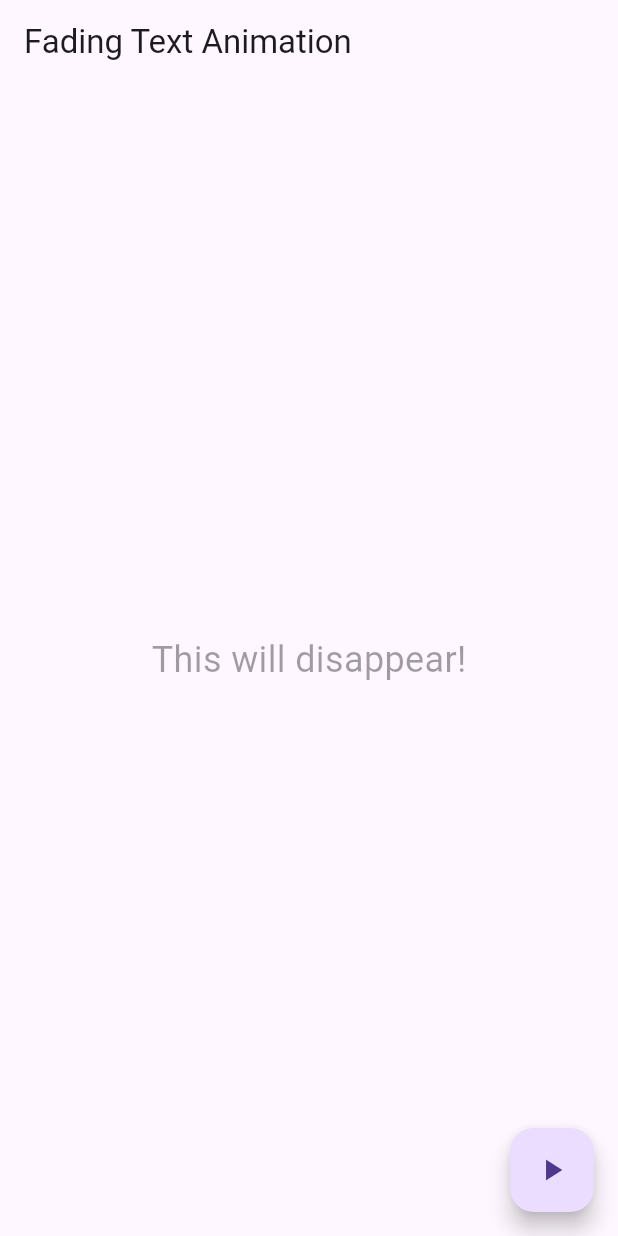
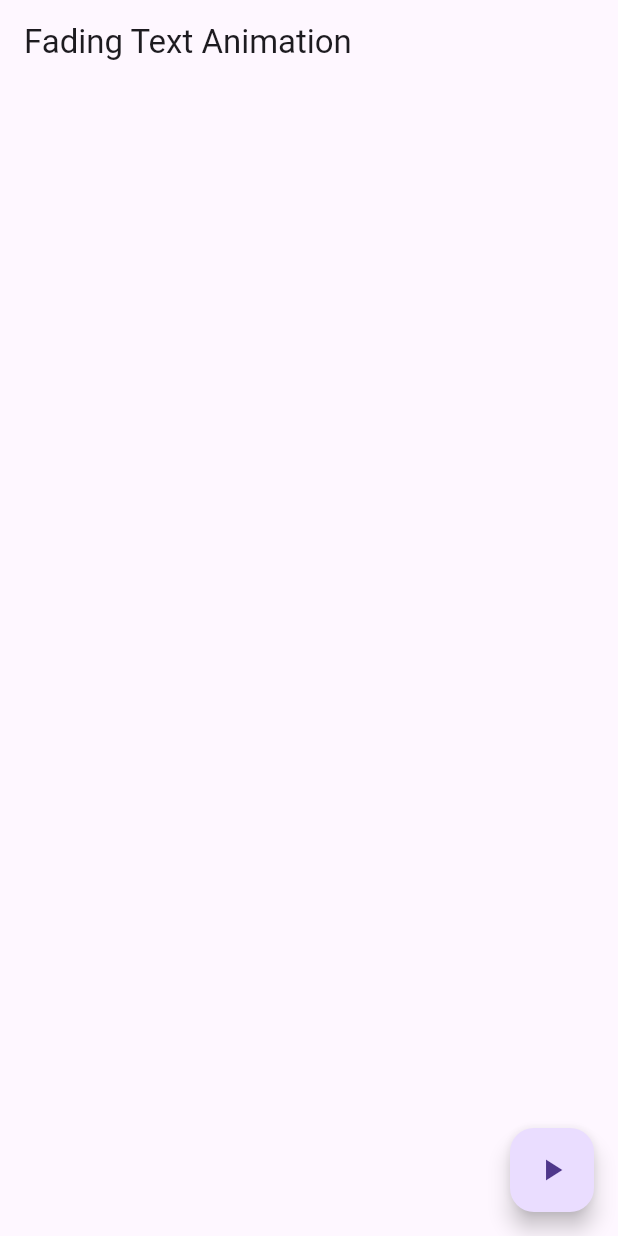
Before and after one commit to SunwooDua/inclass07, a Flutter app: the screen it shows after launch, after a tap on "This will disappear!", on a phone screen of 412 x 824 dp. Run offline on Flutter 3.47's test engine with Material 3 defaults, Android fonts, the phone set to English and light mode, and no system bars.

```diff
--- a/lib/main.dart
+++ b/lib/main.dart
@@ -11,15 +11,75 @@ class MyApp extends StatelessWidget {
   }
 }
 
+class swipeScreen extends StatefulWidget {
+  const swipeScreen({super.key});
+
+  @override
+  State<swipeScreen> createState() => _swipeScreenState();
+}
+
+class _swipeScreenState extends State<swipeScreen> {
+  final controller = PageController(initialPage: 1);
+
+  @override
+  Widget build(BuildContext context) {
+    return Scaffold(
+      body: PageView(
+        controller: controller,
+        children: [FadingTextAnimation(), SecondFadingAnimation()],
+      ),
+    );
+  }
+}
+
 class FadingTextAnimation extends StatefulWidget {
   @override
   _FadingTextAnimationState createState() => _FadingTextAnimationState();
 }
 
-final controller = PageController(initialPage: 1);
+class _FadingTextAnimationState extends State<FadingTextAnimation> {
+  bool _isVisible = true;
+  void toggleVisibility() {
+    setState(() {
+      _isVisible = !_isVisible;
+    });
+  }
 
-class _FadingTextAnimationState extends State<FadingTextAnimation> {
-  final pageView = PageView(controller: controller, children: []);
+  @override
+  Widget build(BuildContext context) {
+    return Scaffold(
+      appBar: AppBar(title: Text('Fading Text Animation')),
+      body: Center(
+        child: GestureDetector(
+          //clicking text changes opacity too
+          onTap: toggleVisibility,
+          child: AnimatedOpacity(
+            opacity: _isVisible ? 1.0 : 0.0,
+            duration: Duration(seconds: 1), //changed duration
+            curve: Curves.easeInOut, //added curve
+            child: const Text(
+              'This will disappear!', //changed text
+              style: TextStyle(fontSize: 24),
+            ),
+          ),
+        ),
+      ),
+      floatingActionButton: FloatingActionButton(
+        onPressed: toggleVisibility,
+        child: Icon(Icons.play_arrow),
+      ),
+    );
+  }
+}
+
+class SecondFadingAnimation extends StatefulWidget {
+  const SecondFadingAnimation({super.key});
+
+  @override
+  State<SecondFadingAnimation> createState() => _SecondFadingAnimationState();
+}
+
+class _SecondFadingAnimationState extends State<SecondFadingAnimation> {
   bool _isVisible = true;
   void toggleVisibility() {
     setState(() {
@@ -40,7 +100,7 @@ class _FadingTextAnimationState extends State<FadingTextAnimation> {
             duration: Duration(seconds: 2), //changed duration
             curve: Curves.easeInOut, //added curve
             child: const Text(
-              'This will disappear!', //changed text
+              'Will I disappear too?', //changed text
               style: TextStyle(fontSize: 24),
             ),
           ),
```
